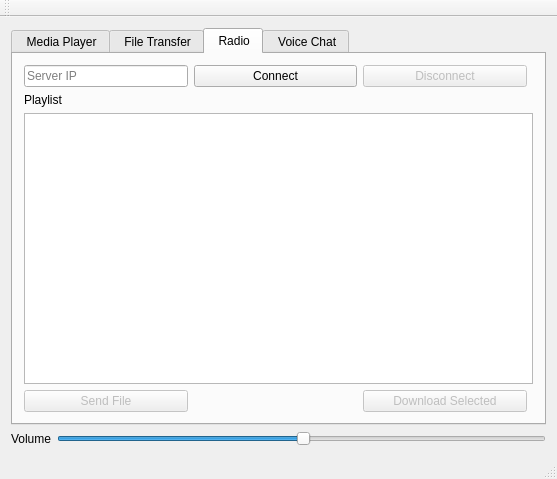
Above: ComAudioClient/mainwindow.ui from CarsonRoscoe/WirelessAudio before the change. Below: the same form after it.
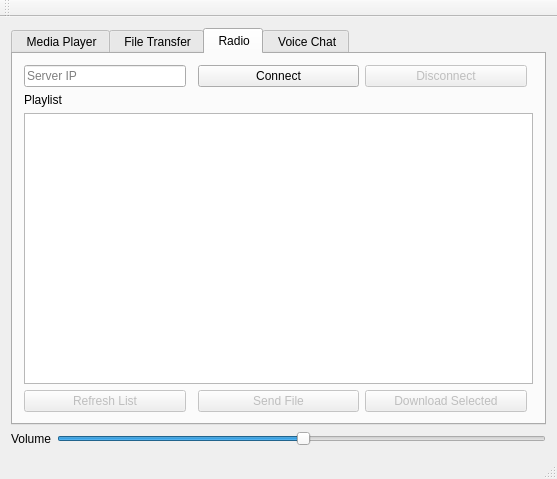
That is the form after the change.

Diff of the .ui file:
```diff
--- a/ComAudioClient/mainwindow.ui
+++ b/ComAudioClient/mainwindow.ui
@@ -177,14 +177,7 @@
           </property>
          </widget>
         </item>
-        <item row="2" column="0" colspan="4">
-         <widget class="QListWidget" name="playlistList">
-          <property name="enabled">
-           <bool>true</bool>
-          </property>
-         </widget>
-        </item>
-        <item row="0" column="1">
+        <item row="0" column="2">
          <widget class="QPushButton" name="connectServerBtn">
           <property name="sizePolicy">
            <sizepolicy hsizetype="Expanding" vsizetype="Fixed">
@@ -197,7 +190,7 @@
           </property>
          </widget>
         </item>
-        <item row="0" column="2">
+        <item row="0" column="3">
          <widget class="QPushButton" name="disconnectServerBtn">
           <property name="enabled">
            <bool>false</bool>
@@ -213,7 +206,14 @@
           </property>
          </widget>
         </item>
-        <item row="3" column="2">
+        <item row="2" column="0" colspan="5">
+         <widget class="QListWidget" name="playlistList">
+          <property name="enabled">
+           <bool>true</bool>
+          </property>
+         </widget>
+        </item>
+        <item row="3" column="3">
          <widget class="QPushButton" name="dwldFileBtn">
           <property name="enabled">
            <bool>false</bool>
@@ -223,7 +223,7 @@
           </property>
          </widget>
         </item>
-        <item row="3" column="0">
+        <item row="3" column="2">
          <widget class="QPushButton" name="sendFileBtn">
           <property name="enabled">
            <bool>false</bool>
@@ -233,6 +233,16 @@
           </property>
          </widget>
         </item>
+        <item row="3" column="0">
+         <widget class="QPushButton" name="refreshListBtn">
+          <property name="enabled">
+           <bool>false</bool>
+          </property>
+          <property name="text">
+           <string>Refresh List</string>
+          </property>
+         </widget>
+        </item>
        </layout>
       </widget>
       <widget class="QWidget" name="voiceTab">
```
